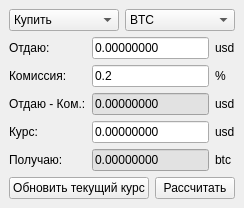
Before: the Qt Designer form ycalc.ui in mppks/ycalc, drawn with Qt 5.
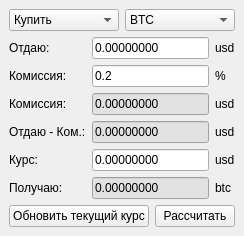
After: the same form once the commit is applied.

Commit message: Добавлено поле отображения комиссии в USD

The edit to the form file:
```diff
--- a/ycalc.ui
+++ b/ycalc.ui
@@ -8,7 +8,7 @@
     <x>0</x>
     <y>0</y>
     <width>233</width>
-    <height>203</height>
+    <height>229</height>
    </rect>
   </property>
   <property name="sizePolicy">
@@ -56,13 +56,6 @@
     </item>
     <item>
      <layout class="QGridLayout" name="gridLayout">
-      <item row="0" column="0">
-       <widget class="QLabel" name="giveLabel">
-        <property name="text">
-         <string>Отдаю:</string>
-        </property>
-       </widget>
-      </item>
       <item row="0" column="1">
        <widget class="QLineEdit" name="giveInput">
         <property name="sizePolicy">
@@ -79,6 +72,22 @@
         </property>
        </widget>
       </item>
+      <item row="1" column="2">
+       <widget class="QLabel" name="commissionCurLabel">
+        <property name="sizePolicy">
+         <sizepolicy hsizetype="Preferred" vsizetype="Preferred">
+          <horstretch>0</horstretch>
+          <verstretch>0</verstretch>
+         </sizepolicy>
+        </property>
+        <property name="text">
+         <string>%</string>
+        </property>
+        <property name="scaledContents">
+         <bool>false</bool>
+        </property>
+       </widget>
+      </item>
       <item row="0" column="2">
        <widget class="QLabel" name="giveCurLabel">
         <property name="text">
@@ -86,6 +95,33 @@
         </property>
        </widget>
       </item>
+      <item row="5" column="2">
+       <widget class="QLabel" name="receiveCurLabel">
+        <property name="sizePolicy">
+         <sizepolicy hsizetype="Fixed" vsizetype="Preferred">
+          <horstretch>0</horstretch>
+          <verstretch>0</verstretch>
+         </sizepolicy>
+        </property>
+        <property name="text">
+         <string>btc</string>
+        </property>
+       </widget>
+      </item>
+      <item row="3" column="0">
+       <widget class="QLabel" name="netLabel">
+        <property name="text">
+         <string>Отдаю - Ком.:</string>
+        </property>
+       </widget>
+      </item>
+      <item row="2" column="0">
+       <widget class="QLabel" name="commissionMoneyLabel">
+        <property name="text">
+         <string>Комиссия:</string>
+        </property>
+       </widget>
+      </item>
       <item row="1" column="0">
        <widget class="QLabel" name="commissionLabel">
         <property name="text">
@@ -93,6 +129,70 @@
         </property>
        </widget>
       </item>
+      <item row="4" column="1">
+       <widget class="QLineEdit" name="rateInput">
+        <property name="text">
+         <string>0.00000000</string>
+        </property>
+       </widget>
+      </item>
+      <item row="3" column="2">
+       <widget class="QLabel" name="netCurLabel">
+        <property name="text">
+         <string>usd</string>
+        </property>
+       </widget>
+      </item>
+      <item row="5" column="1">
+       <widget class="QLineEdit" name="receiveInput">
+        <property name="styleSheet">
+         <string notr="true">QLineEdit{ background-color: rgb(226, 226, 226) }</string>
+        </property>
+        <property name="text">
+         <string>0.00000000</string>
+        </property>
+        <property name="readOnly">
+         <bool>true</bool>
+        </property>
+       </widget>
+      </item>
+      <item row="0" column="0">
+       <widget class="QLabel" name="giveLabel">
+        <property name="text">
+         <string>Отдаю:</string>
+        </property>
+       </widget>
+      </item>
+      <item row="4" column="0">
+       <widget class="QLabel" name="rateLabel">
+        <property name="text">
+         <string>Курс:</string>
+        </property>
+       </widget>
+      </item>
+      <item row="2" column="2">
+       <widget class="QLabel" name="commissionMoneyCurLabel">
+        <property name="sizePolicy">
+         <sizepolicy hsizetype="Preferred" vsizetype="Preferred">
+          <horstretch>0</horstretch>
+          <verstretch>0</verstretch>
+         </sizepolicy>
+        </property>
+        <property name="text">
+         <string>usd</string>
+        </property>
+        <property name="scaledContents">
+         <bool>false</bool>
+        </property>
+       </widget>
+      </item>
+      <item row="5" column="0">
+       <widget class="QLabel" name="receiveLabel">
+        <property name="text">
+         <string>Получаю:</string>
+        </property>
+       </widget>
+      </item>
       <item row="1" column="1">
        <widget class="QLineEdit" name="commissionInput">
         <property name="sizePolicy">
@@ -112,30 +212,39 @@
         </property>
        </widget>
       </item>
-      <item row="1" column="2">
-       <widget class="QLabel" name="commissionCurLabel">
-        <property name="sizePolicy">
-         <sizepolicy hsizetype="Preferred" vsizetype="Preferred">
-          <horstretch>0</horstretch>
-          <verstretch>0</verstretch>
-         </sizepolicy>
-        </property>
-        <property name="text">
-         <string>%</string>
-        </property>
-        <property name="scaledContents">
-         <bool>false</bool>
-        </property>
-       </widget>
-      </item>
-      <item row="2" column="0">
-       <widget class="QLabel" name="netLabel">
-        <property name="text">
-         <string>Отдаю - Ком.:</string>
-        </property>
-       </widget>
-      </item>
       <item row="2" column="1">
+       <widget class="QLineEdit" name="commissionMoneyInput">
+        <property name="sizePolicy">
+         <sizepolicy hsizetype="Expanding" vsizetype="Fixed">
+          <horstretch>0</horstretch>
+          <verstretch>0</verstretch>
+         </sizepolicy>
+        </property>
+        <property name="styleSheet">
+         <string notr="true">QLineEdit{ background-color: rgb(226, 226, 226) }</string>
+        </property>
+        <property name="inputMask">
+         <string/>
+        </property>
+        <property name="text">
+         <string>0.00000000</string>
+        </property>
+        <property name="cursorPosition">
+         <number>10</number>
+        </property>
+        <property name="readOnly">
+         <bool>true</bool>
+        </property>
+       </widget>
+      </item>
+      <item row="4" column="2">
+       <widget class="QLabel" name="rateCurLabel">
+        <property name="text">
+         <string>usd</string>
+        </property>
+       </widget>
+      </item>
+      <item row="3" column="1">
        <widget class="QLineEdit" name="netInput">
         <property name="sizePolicy">
          <sizepolicy hsizetype="Expanding" vsizetype="Fixed">
@@ -155,67 +264,6 @@
         </property>
        </widget>
       </item>
-      <item row="2" column="2">
-       <widget class="QLabel" name="netCurLabel">
-        <property name="text">
-         <string>usd</string>
-        </property>
-       </widget>
-      </item>
-      <item row="3" column="0">
-       <widget class="QLabel" name="rateLabel">
-        <property name="text">
-         <string>Курс:</string>
-        </property>
-       </widget>
-      </item>
-      <item row="3" column="1">
-       <widget class="QLineEdit" name="rateInput">
-        <property name="text">
-         <string>0.00000000</string>
-        </property>
-       </widget>
-      </item>
-      <item row="3" column="2">
-       <widget class="QLabel" name="rateCurLabel">
-        <property name="text">
-         <string>usd</string>
-        </property>
-       </widget>
-      </item>
-      <item row="4" column="0">
-       <widget class="QLabel" name="receiveLabel">
-        <property name="text">
-         <string>Получаю:</string>
-        </property>
-       </widget>
-      </item>
-      <item row="4" column="1">
-       <widget class="QLineEdit" name="receiveInput">
-        <property name="styleSheet">
-         <string notr="true">QLineEdit{ background-color: rgb(226, 226, 226) }</string>
-        </property>
-        <property name="text">
-         <string>0.00000000</string>
-        </property>
-        <property name="readOnly">
-         <bool>true</bool>
-        </property>
-       </widget>
-      </item>
-      <item row="4" column="2">
-       <widget class="QLabel" name="receiveCurLabel">
-        <property name="sizePolicy">
-         <sizepolicy hsizetype="Fixed" vsizetype="Preferred">
-          <horstretch>0</horstretch>
-          <verstretch>0</verstretch>
-         </sizepolicy>
-        </property>
-        <property name="text">
-         <string>btc</string>
-        </property>
-       </widget>
-      </item>
      </layout>
     </item>
     <item>
```
The commit also changes 2 other files.
